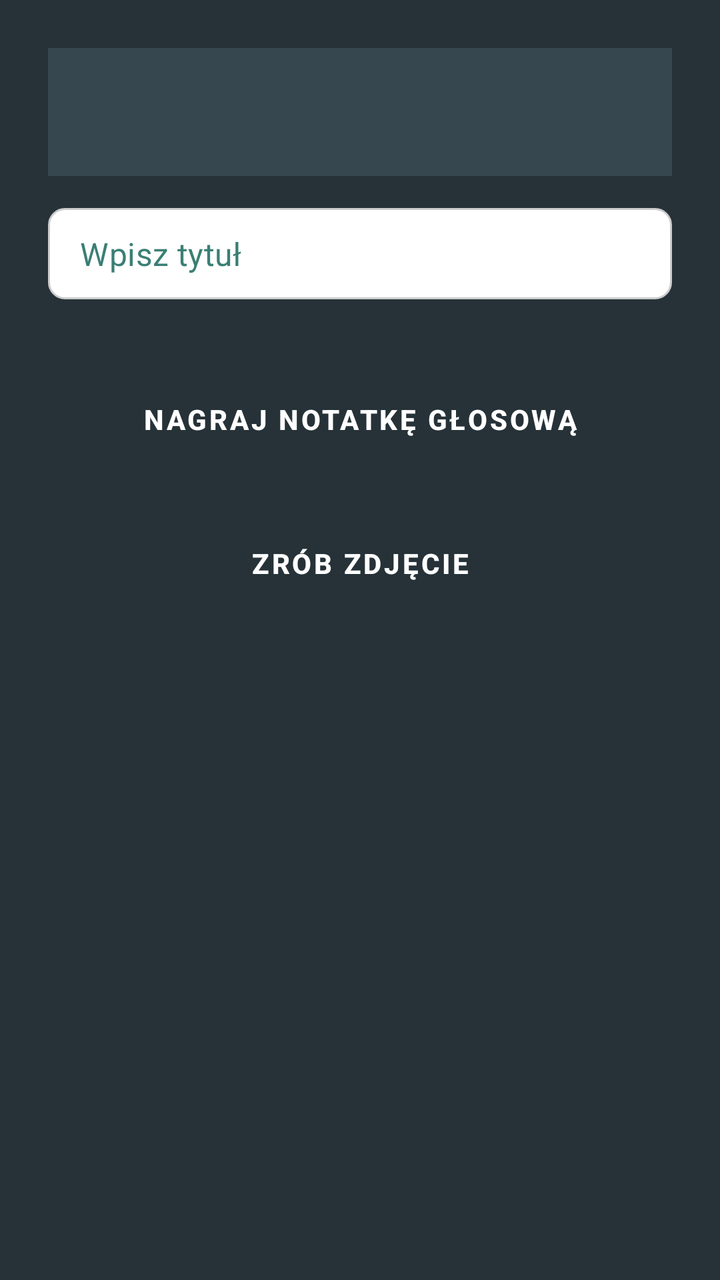
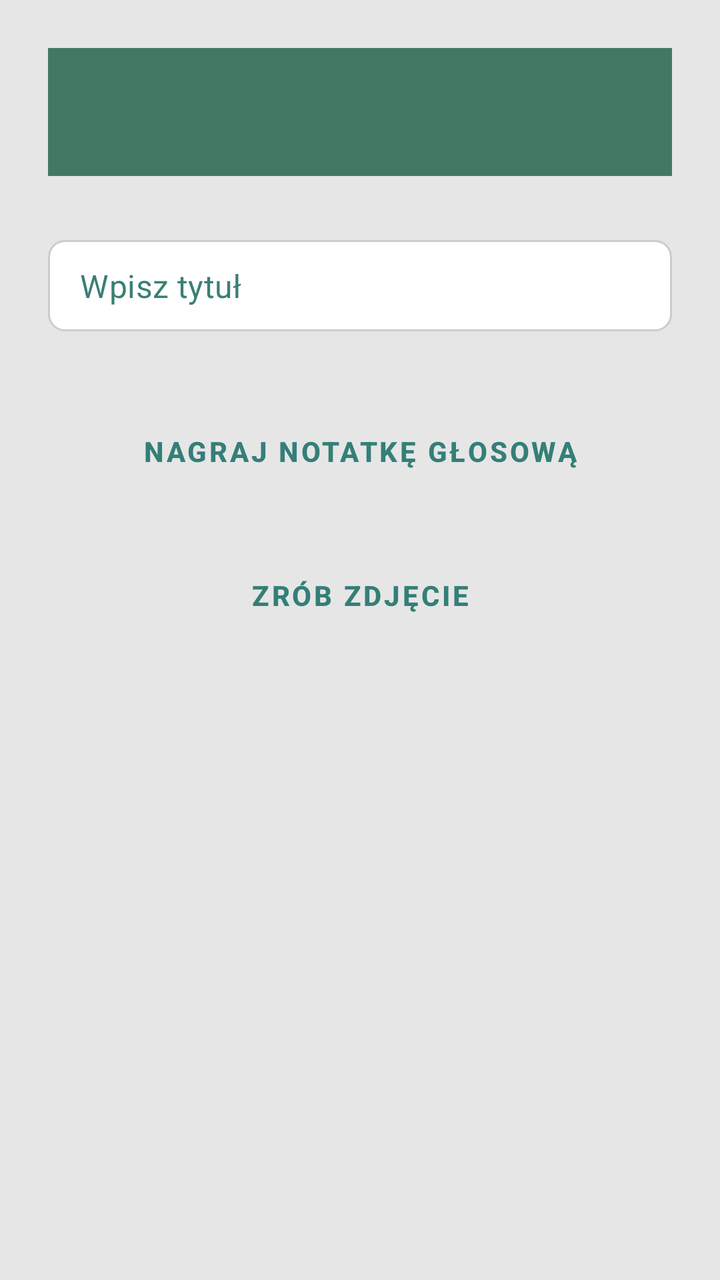

An Android layout rendered at two revisions. The XML below is the earlier revision; the diff shows what the commit changed to produce the second picture.
<!-- AndroidManifest.xml: application theme Theme.GigaNotatnik -->
<!-- res/layout/activity_create_audio_note.xml -->
<?xml version="1.0" encoding="utf-8"?>
<ScrollView xmlns:android="http://schemas.android.com/apk/res/android"
    android:layout_width="match_parent"
    android:layout_height="match_parent"
    android:background="#263238">

    <LinearLayout
        android:orientation="vertical"
        android:padding="24dp"
        android:layout_width="match_parent"
        android:layout_height="wrap_content">

        
        <androidx.appcompat.widget.Toolbar
            android:id="@+id/createNoteToolbar"
            android:layout_width="match_parent"
            android:layout_height="?attr/actionBarSize"
            android:background="#37474F"
            android:title="@string/app_title"
            android:titleTextColor="#FFFFFF"
            android:theme="@style/ThemeOverlay.AppCompat.Dark.ActionBar" />

        
        <EditText
            android:id="@+id/editTextAudioTitle"
            style="@style/AppEditText"
            android:hint="@string/note_title_hint"
            android:inputType="textCapSentences"
            android:layout_marginTop="16dp"
            android:layout_marginBottom="24dp"
            android:layout_width="match_parent"
            android:layout_height="wrap_content" />

        
        <Button
            android:id="@+id/btnStartRecording"
            style="@style/AppButton"
            android:text="@string/record_note"
            android:layout_marginBottom="12dp" />

        
        <Button
            android:id="@+id/btnTakePhotoAudio"
            style="@style/AppButton"
            android:text="@string/take_photo"
            android:layout_marginBottom="12dp" />

        
        <ImageView
            android:id="@+id/photoPreview"
            android:layout_width="match_parent"
            android:layout_height="200dp"
            android:scaleType="centerCrop"
            android:adjustViewBounds="true"
            android:visibility="gone"
            android:layout_marginTop="8dp" />

    </LinearLayout>
</ScrollView>
<!-- resources referenced by this layout -->
<resources>
  <string name="app_title">Moje notatki</string>
  <string name="note_title_hint">Wpisz tytuł</string>
  <string name="record_note">Nagraj notatkę głosową</string>
  <string name="take_photo">Zrób zdjęcie</string>
  <style name="AppButton" parent="Widget.MaterialComponents.Button">
          <item name="android:layout_width">match_parent</item>
          <item name="android:layout_height">wrap_content</item>
          <item name="android:layout_marginTop">12dp</item>
          <item name="android:background">@drawable/button_background</item>
          <item name="android:textColor">?attr/colorOnPrimary</item>
          <item name="android:textStyle">bold</item>
          <item name="android:elevation">2dp</item>
      </style>
  <style name="AppEditText" parent="Widget.MaterialComponents.TextInputEditText.FilledBox">
          <item name="android:textColor">@color/search_text_black</item>
          <item name="android:textColorHint">?attr/colorPrimary</item>
          <item name="android:padding">12dp</item>
          <item name="android:textSize">16sp</item>
          <item name="android:background">@drawable/edittext_background</item>
      </style>
  <style name="Theme.GigaNotatnik" parent="Theme.Material3.DayNight.NoActionBar">
          <item name="android:windowBackground">@color/background</item>
          <item name="colorPrimary">@color/primary</item>
          <item name="colorPrimaryVariant">@color/primaryVariant</item>
          <item name="colorSecondary">@color/primary_teal</item>
          <item name="colorAccent">@color/accent</item>
          <item name="colorSurface">@color/surface</item>
          <item name="colorOnSurface">@color/textPrimary</item>
          <item name="colorOnPrimary">@color/text_on_button</item>
      </style>
  <!-- drawable button_background (drawable) -->
  <?xml version="1.0" encoding="utf-8"?>
  <selector xmlns:android="http://schemas.android.com/apk/res/android">
      <shape xmlns:android="http://schemas.android.com/apk/res/android"
          android:shape="rectangle">
          <solid android:color="@color/primary_mint"/>
          <corners android:radius="12dp"/>
          <padding android:left="16dp" android:top="8dp"
              android:right="16dp" android:bottom="8dp"/>
      </shape>
  
  
  </selector>
  <color name="search_text_black">#000000</color>
  <!-- drawable edittext_background (drawable) -->
  <?xml version="1.0" encoding="utf-8"?>
  <shape xmlns:android="http://schemas.android.com/apk/res/android"
      android:shape="rectangle">
      <solid android:color="#FFFFFF" />
      <stroke android:width="1dp" android:color="#CCCCCC" />
      <corners android:radius="8dp" />
      <padding android:left="8dp" android:top="8dp" android:right="8dp" android:bottom="8dp" />
  </shape>
  <color name="background">#E0E0E0</color>
  <color name="primary">#3A7F74</color>
  <color name="primaryVariant">#00BFFF</color>
  <color name="primary_teal">#2F6F63</color>
  <color name="accent">#00D4FF</color>
  <color name="surface">#1E1E1E</color>
  <color name="textPrimary">#111111</color>
  <color name="text_on_button">#FFFFFF</color>
  <color name="primary_mint">#5FA88C</color>
</resources>

<!-- the commit's change to res/layout/activity_create_audio_note.xml (unified diff, before → after) -->
@@ -2,7 +2,7 @@
 <ScrollView xmlns:android="http://schemas.android.com/apk/res/android"
     android:layout_width="match_parent"
     android:layout_height="match_parent"
-    android:background="#263238">
+    android:background="@color/background">
 
     <LinearLayout
         android:orientation="vertical"
@@ -15,10 +15,11 @@
             android:id="@+id/createNoteToolbar"
             android:layout_width="match_parent"
             android:layout_height="?attr/actionBarSize"
-            android:background="#37474F"
+            android:background="@color/primaryVariant"
             android:title="@string/app_title"
-            android:titleTextColor="#FFFFFF"
-            android:theme="@style/ThemeOverlay.AppCompat.Dark.ActionBar" />
+            android:titleTextColor="@color/textPrimary"
+            android:theme="@style/ThemeOverlay.AppCompat.Dark.ActionBar"
+            android:layout_marginBottom="16dp" />
 
         
         <EditText
@@ -34,6 +35,7 @@
         
         <Button
             android:id="@+id/btnStartRecording"
+            android:textColor="@color/text_on_button"
             style="@style/AppButton"
             android:text="@string/record_note"
             android:layout_marginBottom="12dp" />
@@ -41,6 +43,7 @@
         
         <Button
             android:id="@+id/btnTakePhotoAudio"
+            android:textColor="@color/text_on_button"
             style="@style/AppButton"
             android:text="@string/take_photo"
             android:layout_marginBottom="12dp" />
<!-- resource entries referenced after the edit -->
@@ -22,6 +22,7 @@
       </style>
   <style name="Theme.GigaNotatnik" parent="Theme.Material3.DayNight.NoActionBar">
           <item name="android:windowBackground">@color/background</item>
+          <item name="android:statusBarColor">@color/statusBarColor</item>
           <item name="colorPrimary">@color/primary</item>
           <item name="colorPrimaryVariant">@color/primaryVariant</item>
           <item name="colorSecondary">@color/primary_teal</item>
@@ -29,6 +30,7 @@
           <item name="colorSurface">@color/surface</item>
           <item name="colorOnSurface">@color/textPrimary</item>
           <item name="colorOnPrimary">@color/text_on_button</item>
+  
       </style>
   <!-- drawable button_background (drawable) -->
   <?xml version="1.0" encoding="utf-8"?>
@@ -53,14 +55,15 @@
       <corners android:radius="8dp" />
       <padding android:left="8dp" android:top="8dp" android:right="8dp" android:bottom="8dp" />
   </shape>
-  <color name="background">#E0E0E0</color>
+  <color name="statusBarColor">#3A7F74</color>
+  <color name="background">#e6e6e6</color>
   <color name="primary">#3A7F74</color>
-  <color name="primaryVariant">#00BFFF</color>
+  <color name="primaryVariant">#427964</color>
   <color name="primary_teal">#2F6F63</color>
   <color name="accent">#00D4FF</color>
-  <color name="surface">#1E1E1E</color>
+  <color name="surface">#FFFFFF</color>
   <color name="textPrimary">#111111</color>
-  <color name="text_on_button">#FFFFFF</color>
+  <color name="text_on_button">#347f78</color>
   <color name="primary_mint">#5FA88C</color>
 </resources>
 
